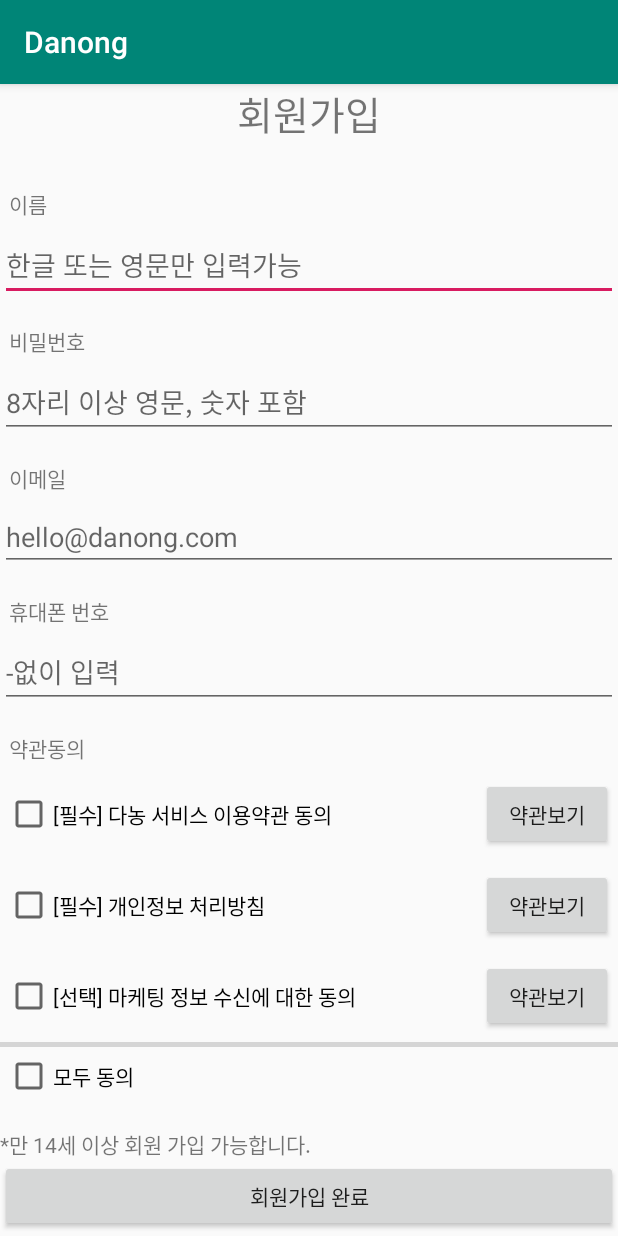
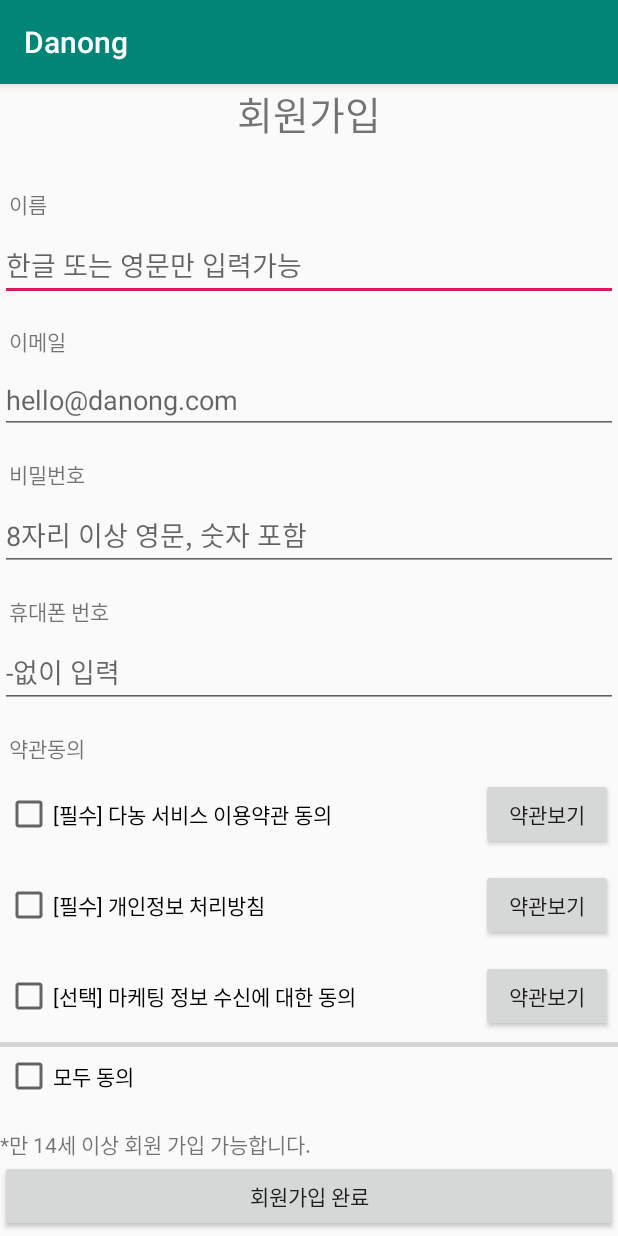
Before and after one commit to CSID-DGU/2019-2-CCD-Dongguk-4, an Android app: the screen it shows after launch (JoinActivity), after a tap on "SIGN UP", on a phone screen of 412 x 824 dp. Run offline under Robolectric (Android 15) with nearby library versions, the phone set to English and light mode, and no system bars; our stand-ins replace Firebase (no records; nobody signed in at launch, a user with empty details on screens opened directly); libraries missing offline, so code that uses them is left out: io.opencensus.tags; 1 statement that could not run was skipped.

Commit message:
회원가입 기능 수정2

```diff
--- a/app/src/main/java/com/example/net_danong/JoinActivity.java
+++ b/app/src/main/java/com/example/net_danong/JoinActivity.java
@@ -5,10 +5,19 @@ import android.os.Bundle;
 import android.view.View;
 import android.widget.Button;
 import android.widget.CompoundButton;
+import android.widget.EditText;
 import android.widget.Toast;
 
+import androidx.annotation.NonNull;
 import androidx.appcompat.app.AppCompatActivity;
 import androidx.appcompat.widget.AppCompatCheckBox;
+
+import com.google.android.gms.tasks.OnCompleteListener;
+import com.google.android.gms.tasks.Task;
+import com.google.firebase.auth.FirebaseAuth;
+import com.google.firebase.auth.AuthResult;
+
+import java.util.regex.Pattern;
 
 public class JoinActivity extends AppCompatActivity implements CompoundButton.OnCheckedChangeListener, View.OnClickListener {
 
@@ -25,12 +34,39 @@ public class JoinActivity extends AppCompatActivity implements CompoundButton.On
     AppCompatCheckBox check2;
     AppCompatCheckBox check3;
     AppCompatCheckBox check4;
+
+    //비밀번호 정규식
+    private static final Pattern PASSWORD_PATTERN = Pattern.compile("^[a-zA-Z0-9!@.#$%^&*?_~]{4,16}$");
+    //이메일 정규식
+    private static final Pattern EMAIL_PATTERN = Pattern.compile("^[a-zA-Z0-9]@[a-zA-Z0-9].[a-zA-Z0-9]");
+    //파이어베이스 인증 객체 생성
+    private FirebaseAuth firebaseAuth;
+
+    //이메일과 비밀번호
+    private EditText editName;
+    private EditText editTextEmail;
+    private EditText editTextPassword;
+    private EditText editPhoneNumber;
+
+    private String name = "";
+    private String email ="";
+    private String password = "";
+    private String phoneNumber = "";
+
     @Override
     protected void onCreate (Bundle savedInstanceState) {
         super.onCreate(savedInstanceState);
         setContentView(R.layout.activity_join);
 
-      /*  check1 = (AppCompatCheckBox) findViewById(R.id.register_check_1);
+        //파이어베이스 인증 객체 선언
+        firebaseAuth = FirebaseAuth.getInstance();
+
+        editTextEmail = findViewById(R.id.emailText);
+        editTextPassword = findViewById(R.id.passwordText);
+        editName = findViewById(R.id.nameText);
+        editPhoneNumber = findViewById(R.id.phonenumberText);
+
+        check1 = (AppCompatCheckBox) findViewById(R.id.register_check_1);
         check2 = (AppCompatCheckBox) findViewById(R.id.register_check_2);
         check3 = (AppCompatCheckBox) findViewById(R.id.register_check_3);
         check4 = (AppCompatCheckBox) findViewById(R.id.register_check_4);
@@ -114,9 +150,60 @@ public class JoinActivity extends AppCompatActivity implements CompoundButton.On
                     }
                 }
             }
-        });*/
+        });
     }
 
+    public void signUp(View view) {
+        email = editTextEmail.getText().toString();
+        password = editTextPassword.getText().toString();
+
+        if(isValidEmail() && isValidPasswd()) {
+            createUser(email, password);
+        }
+    }
+
+    //이메일 유효성 조사
+    private boolean isValidEmail() {
+        if(email.isEmpty()) {
+            //이메일 공백
+            return false;
+        } else if (!EMAIL_PATTERN.matcher(email).matches()) {
+            //이메일 형식 불일치
+            return false;
+        } else {
+            return true;
+        }
+    }
+
+    //비밀번호 유효성 검사
+    private boolean isValidPasswd() {
+        if(password.isEmpty()) {
+            //비밀번호 공백
+            return false;
+        } else if (!PASSWORD_PATTERN.matcher(password).matches()) {
+            //비밀번호 형식 불일치
+            return false;
+        } else {
+            return true;
+        }
+    }
+
+    //회원가입
+    private void createUser(String email, String password) {
+        firebaseAuth.createUserWithEmailAndPassword(email, password)
+                .addOnCompleteListener(this, new OnCompleteListener<AuthResult>() {
+                    @Override
+                    public void onComplete(@NonNull Task<AuthResult> task) {
+                        if(task.isSuccessful()) {
+                            //회원가입 성공
+                            Toast.makeText(JoinActivity.this, R.string.success_signup, Toast.LENGTH_SHORT);
+                        } else {
+                            //회원가입 실패
+                            Toast.makeText(JoinActivity.this, R.string.failed_signup,Toast.LENGTH_SHORT);
+                        }
+                    }
+                });
+    }
 
     @Override
     public void onClick(View v) {
--- a/app/src/main/res/layout/activity_join.xml
+++ b/app/src/main/res/layout/activity_join.xml
@@ -27,21 +27,7 @@
         android:inputType="textPersonName"
         android:paddingTop="16dp" />
 
-    <TextView
-        android:layout_width="match_parent"
-        android:layout_height="wrap_content"
-        android:paddingTop="16dp"
-        android:paddingLeft="6dp"
-        android:text="비밀번호" />
 
-    <EditText
-        android:id="@+id/passwordText"
-        android:layout_width="match_parent"
-        android:layout_height="wrap_content"
-        android:ems="10"
-        android:hint="8자리 이상 영문, 숫자 포함"
-        android:inputType="textPassword"
-        android:paddingTop="16dp" />
 
     <TextView
         android:layout_width="match_parent"
@@ -57,6 +43,21 @@
         android:ems="10"
         android:hint="hello@danong.com"
         android:inputType="textEmailAddress"
+        android:paddingTop="16dp" />
+    <TextView
+        android:layout_width="match_parent"
+        android:layout_height="wrap_content"
+        android:paddingTop="16dp"
+        android:paddingLeft="6dp"
+        android:text="비밀번호" />
+
+    <EditText
+        android:id="@+id/passwordText"
+        android:layout_width="match_parent"
+        android:layout_height="wrap_content"
+        android:ems="10"
+        android:hint="8자리 이상 영문, 숫자 포함"
+        android:inputType="textPassword"
         android:paddingTop="16dp" />
 
     <TextView
```
